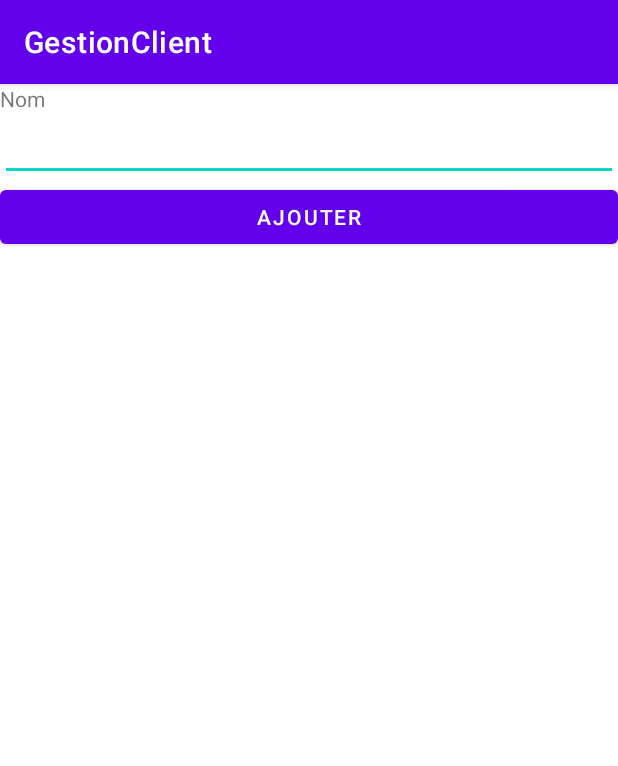
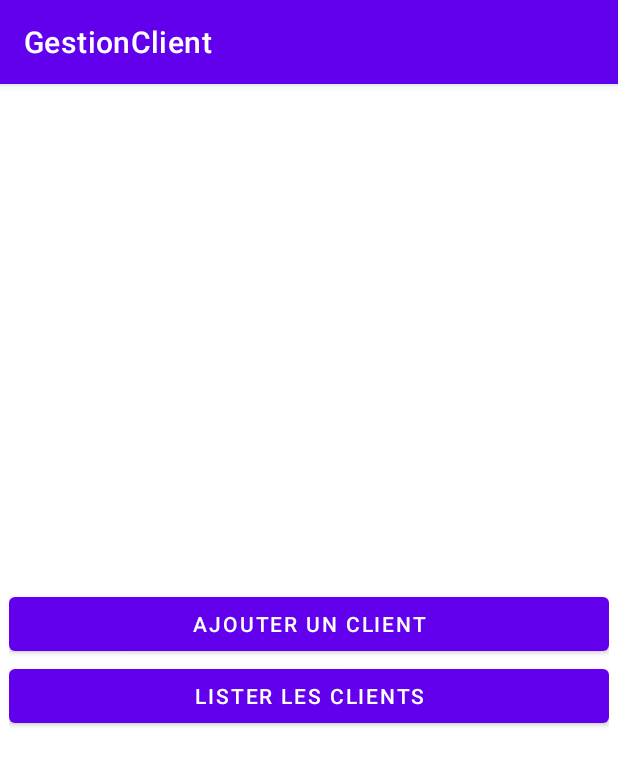
Before and after one commit to cyrildumont/GestionClientMIN1, an Android app: the screen it shows after launch (AddClientActivity before the commit, HomeActivity after it), on a phone screen of 412 x 824 dp. Shown: the top 766 px of the screen. Run offline under Robolectric (Android 15) with nearby library versions, the phone set to English and light mode, and no system bars.

Commit message:
Après le cours du 30/03/2022

```diff
--- /dev/null
+++ b/app/src/main/java/fr/epf/min1/gestionclient/HomeActivity.kt
@@ -0,0 +1,26 @@
+package fr.epf.min1.gestionclient
+
+import android.content.Intent
+import androidx.appcompat.app.AppCompatActivity
+import android.os.Bundle
+import android.widget.Button
+
+class HomeActivity : AppCompatActivity() {
+    override fun onCreate(savedInstanceState: Bundle?) {
+        super.onCreate(savedInstanceState)
+        setContentView(R.layout.activity_home)
+
+        findViewById<Button>(R.id.home_add_client_button)
+            .setOnClickListener {
+                val intent = Intent(this, AddClientActivity::class.java)
+                startActivity(intent)
+            }
+
+        findViewById<Button>(R.id.home_list_clients_button)
+            .setOnClickListener {
+                val intent = Intent(this, ListClientActivity::class.java)
+                startActivity(intent)
+            }
+
+    }
+}
--- /dev/null
+++ b/app/src/main/res/layout/activity_home.xml
@@ -0,0 +1,25 @@
+<?xml version="1.0" encoding="utf-8"?>
+<LinearLayout xmlns:android="http://schemas.android.com/apk/res/android"
+    xmlns:app="http://schemas.android.com/apk/res-auto"
+    xmlns:tools="http://schemas.android.com/tools"
+    android:layout_width="match_parent"
+    android:layout_height="match_parent"
+    android:orientation="vertical"
+    android:layout_margin="6dp"
+    android:gravity="center_vertical"
+    tools:context=".HomeActivity">
+
+
+    <Button
+        android:id="@+id/home_add_client_button"
+        android:text="Ajouter un client"
+        android:layout_width="match_parent"
+        android:layout_height="wrap_content">
+    </Button>
+    <Button
+        android:id="@+id/home_list_clients_button"
+        android:text="Lister les clients"
+        android:layout_width="match_parent"
+        android:layout_height="wrap_content">
+    </Button>
+</LinearLayout>
```
Also changed, not shown: app/src/main/AndroidManifest.xml (+11 -1 lines), app/src/main/java/fr/epf/min1/gestionclient/AddClientActivity.kt (+7 -1 lines), app/src/main/java/fr/epf/min1/gestionclient/ClientAdapter.kt (added, +74 -0 lines), app/src/main/java/fr/epf/min1/gestionclient/DetailsClientActivity.kt (added, +22 -0 lines), app/src/main/java/fr/epf/min1/gestionclient/ListClientActivity.kt (added, +26 -0 lines), app/src/main/java/fr/epf/min1/gestionclient/model/Client.kt (added, +27 -0 lines), app/src/main/res/layout/activity_add_client.xml (+16 -1 lines), app/src/main/res/layout/activity_details_client.xml (added, +31 -0 lines), app/src/main/res/layout/activity_list_client.xml (added, +13 -0 lines), app/src/main/res/layout/adapter_client.xml (added, +32 -0 lines), app/src/main/res/values/strings.xml (+8 -0 lines), app/src/main/res/drawable/man.jpg (added), app/src/main/res/drawable/woman.jpg (added), 3 other files.
